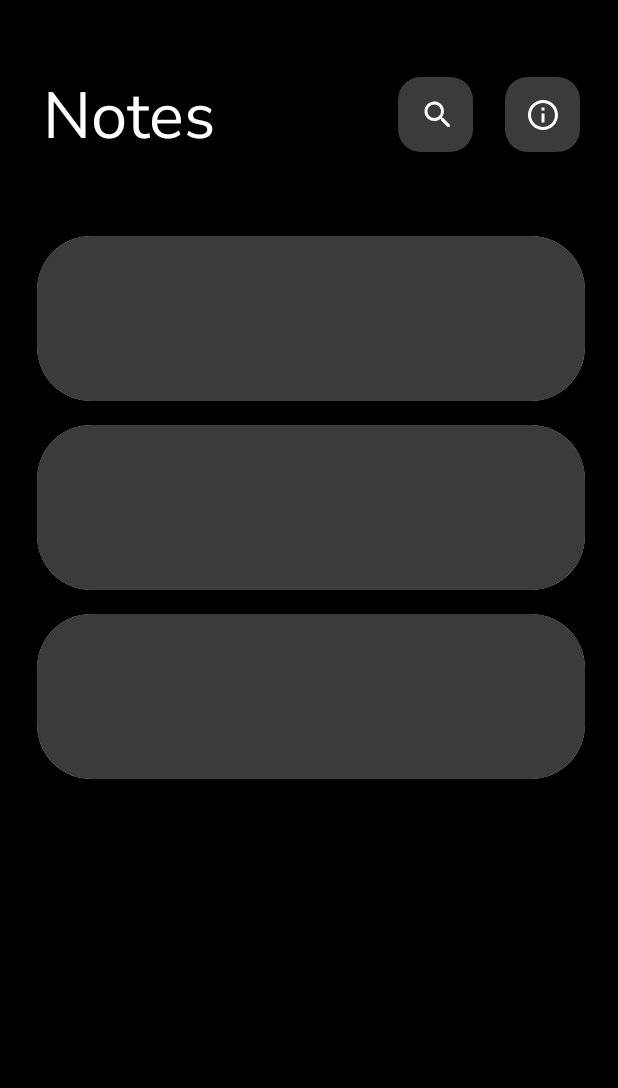
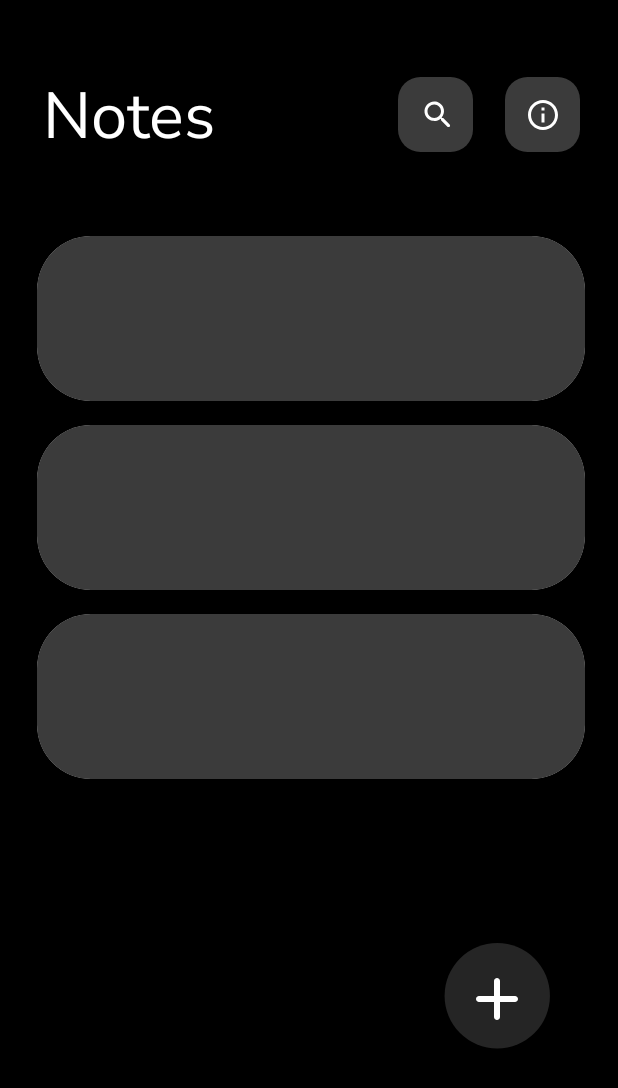
Before and after one commit to AltynaiFerrum/OwnNotesApp, an Android app: the layout activity_main.xml on its own in the app's theme, with its tools: preview values and no code run, on a phone screen of 412 x 824 dp. Shown: the top 1088 px of the screen. Run offline under Robolectric (Android 15) with nearby library versions, the phone set to English and light mode, and no system bars.

Commit message:
17.06.23 add floatingActionButton

```diff
--- a/app/src/main/res/layout/activity_main.xml
+++ b/app/src/main/res/layout/activity_main.xml
@@ -82,4 +82,30 @@
         app:layout_constraintVertical_bias="0.065"
         tools:listitem="@layout/item_notes" />
 
+    <ImageView
+        android:id="@+id/imageView6"
+        android:layout_width="wrap_content"
+        android:layout_height="wrap_content"
+        android:layout_marginEnd="35dp"
+        android:layout_marginBottom="110dp"
+        app:layout_constraintBottom_toBottomOf="parent"
+        app:layout_constraintEnd_toEndOf="parent"
+        app:srcCompat="@drawable/floating" />
+
+    <ImageView
+        android:id="@+id/imageView7"
+        android:layout_width="wrap_content"
+        android:layout_height="wrap_content"
+        android:layout_marginStart="21dp"
+        android:layout_marginTop="21dp"
+        android:layout_marginEnd="21dp"
+        android:layout_marginBottom="21dp"
+        app:layout_constraintBottom_toBottomOf="@+id/imageView6"
+        app:layout_constraintEnd_toEndOf="@+id/imageView6"
+        app:layout_constraintHorizontal_bias="1.0"
+        app:layout_constraintStart_toStartOf="@+id/imageView6"
+        app:layout_constraintTop_toTopOf="@+id/imageView6"
+        app:layout_constraintVertical_bias="0.4"
+        app:srcCompat="@drawable/add" />
+
 </androidx.constraintlayout.widget.ConstraintLayout>
```
